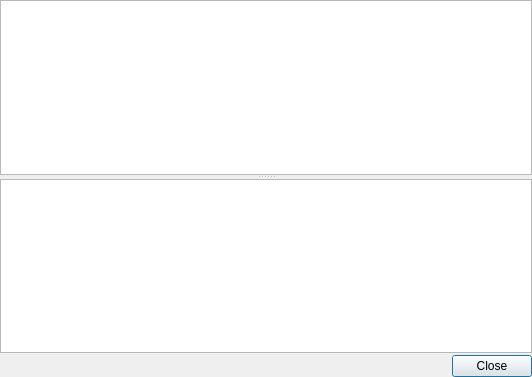
First picture: the form in python/plugins/processing/ui/DlgHistory.ui, repository qgis/QGIS, before the edit.
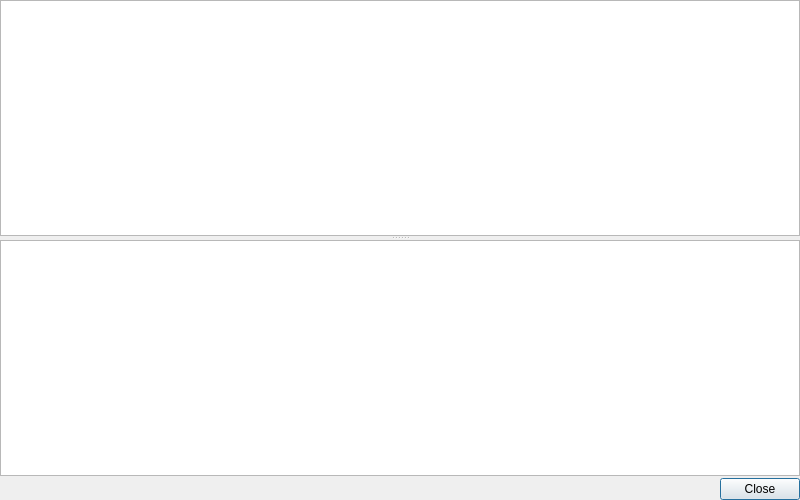
Second picture: the form after the edit.

```diff
--- a/python/plugins/processing/ui/DlgHistory.ui
+++ b/python/plugins/processing/ui/DlgHistory.ui
@@ -6,8 +6,8 @@
    <rect>
     <x>0</x>
     <y>0</y>
-    <width>532</width>
-    <height>377</height>
+    <width>800</width>
+    <height>500</height>
    </rect>
   </property>
   <property name="windowTitle">
```
